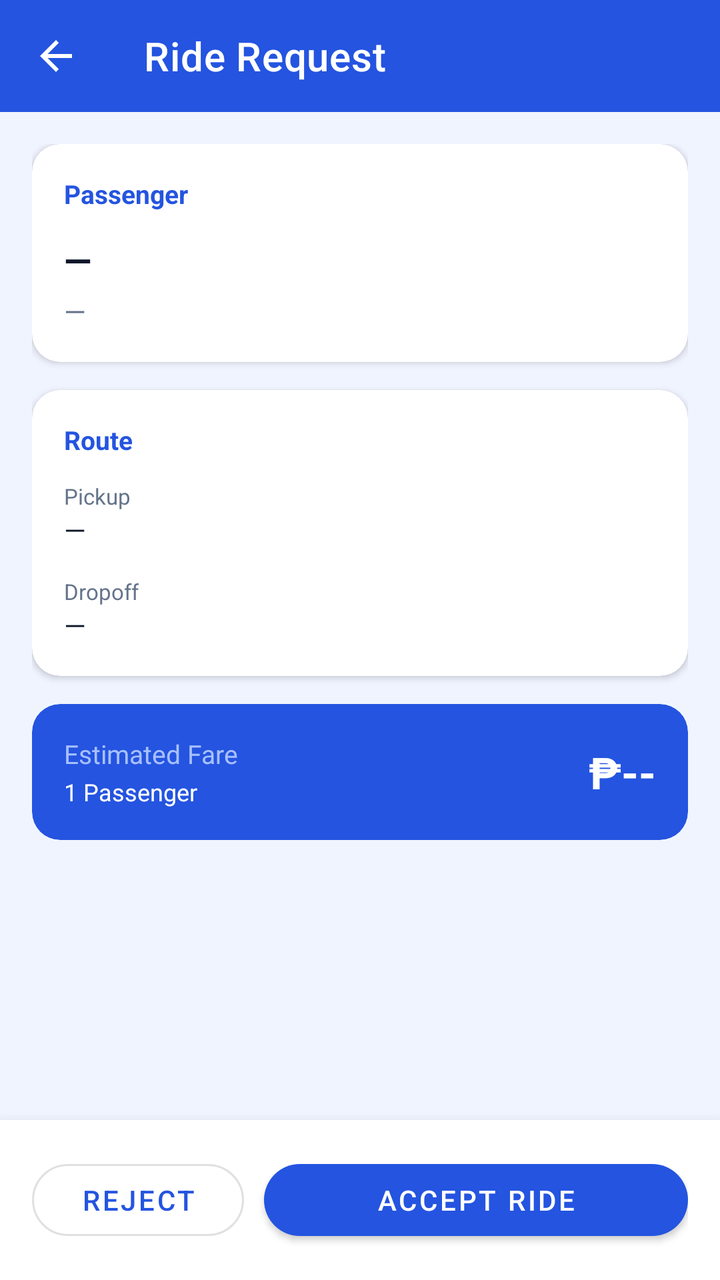
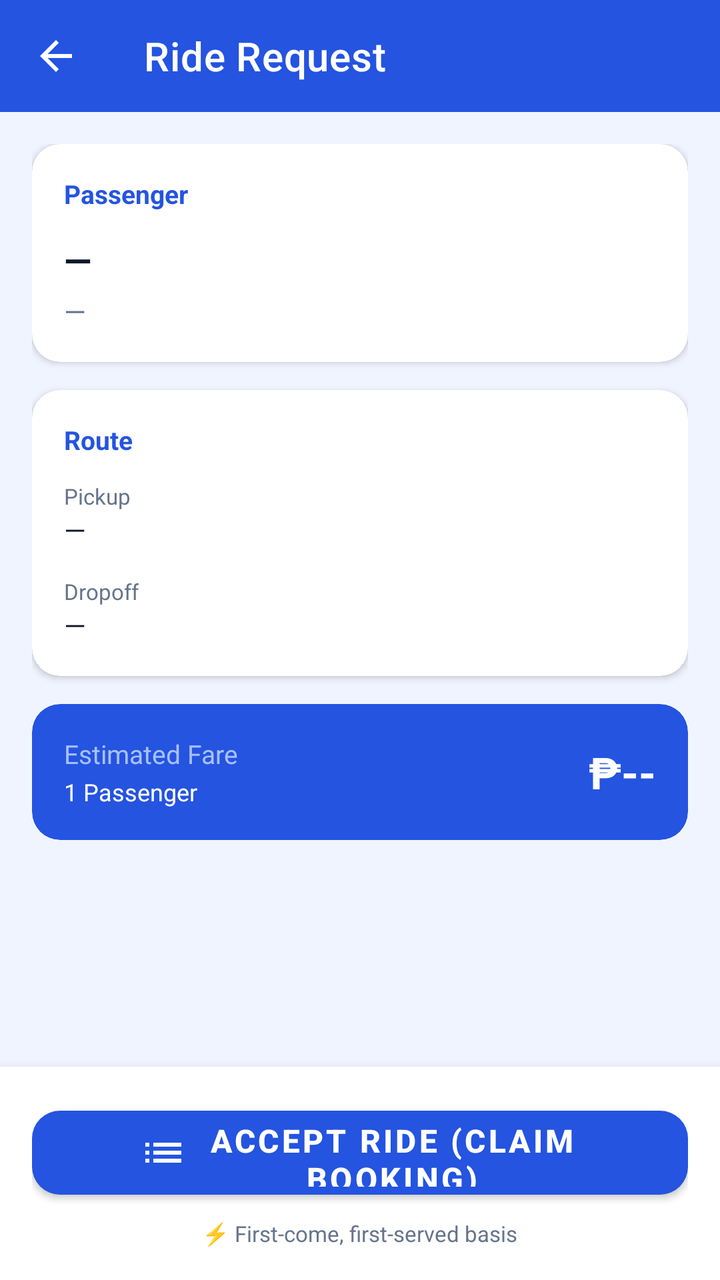

Before-and-after screenshots of an Android layout around one commit, followed by the original layout XML and the change that was made.
<!-- AndroidManifest.xml: application theme Theme.PiatMoveDriver -->
<!-- res/layout/activity_ride_request.xml -->
<?xml version="1.0" encoding="utf-8"?>
<LinearLayout xmlns:android="http://schemas.android.com/apk/res/android"
    xmlns:app="http://schemas.android.com/apk/res-auto"
    android:layout_width="match_parent"
    android:layout_height="match_parent"
    android:orientation="vertical"
    android:background="@color/colorBackground">

    <com.google.android.material.appbar.AppBarLayout
        android:layout_width="match_parent"
        android:layout_height="wrap_content">
        <com.google.android.material.appbar.MaterialToolbar
            android:id="@+id/toolbar"
            android:layout_width="match_parent"
            android:layout_height="?attr/actionBarSize"
            android:background="@color/colorPrimary"
            app:navigationIcon="@drawable/ic_back"
            app:title="@string/ride_request_title"
            app:titleTextColor="@color/white" />
    </com.google.android.material.appbar.AppBarLayout>

    <ScrollView
        android:layout_width="match_parent"
        android:layout_height="0dp"
        android:layout_weight="1">

        <LinearLayout
            android:layout_width="match_parent"
            android:layout_height="wrap_content"
            android:orientation="vertical"
            android:padding="16dp">

            
            <com.google.android.material.card.MaterialCardView
                android:layout_width="match_parent"
                android:layout_height="wrap_content"
                android:layout_marginBottom="14dp"
                app:cardCornerRadius="14dp"
                app:cardElevation="2dp">
                <LinearLayout
                    android:layout_width="match_parent"
                    android:layout_height="wrap_content"
                    android:orientation="vertical"
                    android:padding="16dp">
                    <TextView
                        android:layout_width="wrap_content"
                        android:layout_height="wrap_content"
                        android:layout_marginBottom="12dp"
                        android:text="Passenger"
                        android:textColor="@color/colorPrimary"
                        android:textSize="13sp"
                        android:textStyle="bold" />
                    <TextView
                        android:id="@+id/tvPassengerName"
                        android:layout_width="wrap_content"
                        android:layout_height="wrap_content"
                        android:text="—"
                        android:textColor="@color/black"
                        android:textSize="18sp"
                        android:textStyle="bold" />
                    <TextView
                        android:id="@+id/tvPassengerPhone"
                        android:layout_width="wrap_content"
                        android:layout_height="wrap_content"
                        android:layout_marginTop="4dp"
                        android:text="—"
                        android:textColor="@color/grey_text"
                        android:textSize="14sp" />
                </LinearLayout>
            </com.google.android.material.card.MaterialCardView>

            
            <com.google.android.material.card.MaterialCardView
                android:layout_width="match_parent"
                android:layout_height="wrap_content"
                android:layout_marginBottom="14dp"
                app:cardCornerRadius="14dp"
                app:cardElevation="2dp">
                <LinearLayout
                    android:layout_width="match_parent"
                    android:layout_height="wrap_content"
                    android:orientation="vertical"
                    android:padding="16dp">

                    <TextView
                        android:layout_width="wrap_content"
                        android:layout_height="wrap_content"
                        android:layout_marginBottom="12dp"
                        android:text="Route"
                        android:textColor="@color/colorPrimary"
                        android:textSize="13sp"
                        android:textStyle="bold" />

                    <TextView
                        android:layout_width="wrap_content"
                        android:layout_height="wrap_content"
                        android:text="@string/lbl_pickup"
                        android:textColor="@color/grey_text"
                        android:textSize="11sp" />
                    <TextView
                        android:id="@+id/tvPickup"
                        android:layout_width="match_parent"
                        android:layout_height="wrap_content"
                        android:layout_marginBottom="14dp"
                        android:text="—"
                        android:textColor="@color/black"
                        android:textSize="14sp" />

                    <TextView
                        android:layout_width="wrap_content"
                        android:layout_height="wrap_content"
                        android:text="@string/lbl_dropoff"
                        android:textColor="@color/grey_text"
                        android:textSize="11sp" />
                    <TextView
                        android:id="@+id/tvDropoff"
                        android:layout_width="match_parent"
                        android:layout_height="wrap_content"
                        android:text="—"
                        android:textColor="@color/black"
                        android:textSize="14sp" />
                </LinearLayout>
            </com.google.android.material.card.MaterialCardView>

            
            <com.google.android.material.card.MaterialCardView
                android:layout_width="match_parent"
                android:layout_height="wrap_content"
                android:layout_marginBottom="12dp"
                app:cardBackgroundColor="@color/colorPrimary"
                app:cardCornerRadius="14dp"
                app:cardElevation="0dp">
                <LinearLayout
                    android:layout_width="match_parent"
                    android:layout_height="wrap_content"
                    android:gravity="center_vertical"
                    android:orientation="horizontal"
                    android:padding="16dp">
                    <LinearLayout
                        android:layout_width="0dp"
                        android:layout_height="wrap_content"
                        android:layout_weight="1"
                        android:orientation="vertical">
                        <TextView
                            android:layout_width="wrap_content"
                            android:layout_height="wrap_content"
                            android:text="@string/lbl_fare"
                            android:textColor="@color/colorHeroSubtitle"
                            android:textSize="13sp" />
                        <TextView
                            android:id="@+id/tvFareBreakdown"
                            android:layout_width="wrap_content"
                            android:layout_height="wrap_content"
                            android:layout_marginTop="2dp"
                            android:text="1 Passenger"
                            android:textColor="@color/white"
                            android:textSize="12sp" />
                    </LinearLayout>
                    <TextView
                        android:id="@+id/tvFare"
                        android:layout_width="wrap_content"
                        android:layout_height="wrap_content"
                        android:text="₱--"
                        android:textColor="@color/white"
                        android:textSize="22sp"
                        android:textStyle="bold" />
                </LinearLayout>
            </com.google.android.material.card.MaterialCardView>

            
            <com.google.android.material.card.MaterialCardView
                android:id="@+id/cardDiscountNotice"
                android:layout_width="match_parent"
                android:layout_height="wrap_content"
                android:layout_marginBottom="24dp"
                android:visibility="gone"
                app:cardBackgroundColor="#FFFBEB"
                app:cardCornerRadius="14dp"
                app:cardElevation="0dp"
                app:strokeColor="#FCD34D"
                app:strokeWidth="1dp">
                <LinearLayout
                    android:layout_width="match_parent"
                    android:layout_height="wrap_content"
                    android:orientation="horizontal"
                    android:padding="14dp">
                    <TextView
                        android:layout_width="wrap_content"
                        android:layout_height="wrap_content"
                        android:layout_marginEnd="10dp"
                        android:text="⚠️"
                        android:textSize="18sp" />
                    <LinearLayout
                        android:layout_width="0dp"
                        android:layout_height="wrap_content"
                        android:layout_weight="1"
                        android:orientation="vertical">
                        <TextView
                            android:layout_width="wrap_content"
                            android:layout_height="wrap_content"
                            android:text="Discount ID Verification"
                            android:textColor="#B45309"
                            android:textSize="13sp"
                            android:textStyle="bold" />
                        <TextView
                            android:id="@+id/tvDiscountNotice"
                            android:layout_width="wrap_content"
                            android:layout_height="wrap_content"
                            android:layout_marginTop="2dp"
                            android:text="Passenger requested a 20% discount. Please verify their eligible ID/document upon boarding."
                            android:textColor="#92400E"
                            android:textSize="11sp" />
                    </LinearLayout>
                </LinearLayout>
            </com.google.android.material.card.MaterialCardView>

        </LinearLayout>
    </ScrollView>

    
    <LinearLayout
        android:layout_width="match_parent"
        android:layout_height="wrap_content"
        android:background="@color/colorSurface"
        android:elevation="8dp"
        android:orientation="horizontal"
        android:padding="16dp">

        <com.google.android.material.button.MaterialButton
            android:id="@+id/btnReject"
            style="@style/Widget.App.Button.Outlined"
            android:layout_width="0dp"
            android:layout_height="wrap_content"
            android:layout_marginEnd="10dp"
            android:layout_weight="1"
            android:text="@string/btn_reject" />

        <com.google.android.material.button.MaterialButton
            android:id="@+id/btnAccept"
            android:layout_width="0dp"
            android:layout_height="wrap_content"
            android:layout_weight="2"
            android:text="@string/btn_accept" />
    </LinearLayout>

    <ProgressBar
        android:id="@+id/progressBar"
        android:layout_width="wrap_content"
        android:layout_height="wrap_content"
        android:layout_gravity="center"
        android:visibility="gone" />

</LinearLayout>
<!-- resources referenced by this layout -->
<resources>
  <color name="black">#0F172A</color>
  <color name="colorBackground">#F0F4FF</color>
  <color name="colorHeroSubtitle">#A8C0FF</color>
  <color name="colorPrimary">#2454E0</color>
  <color name="colorSurface">#FFFFFF</color>
  <color name="grey_text">#64748B</color>
  <color name="white">#FFFFFF</color>
  <!-- drawable ic_back (drawable) -->
  <vector xmlns:android="http://schemas.android.com/apk/res/android"
      android:width="24dp"
      android:height="24dp"
      android:viewportWidth="24"
      android:viewportHeight="24">
      <path
          android:fillColor="@android:color/white"
          android:pathData="M20,11H7.83l5.59,-5.59L12,4l-8,8 8,8 1.41,-1.41L7.83,13H20v-2z" />
  </vector>
  <string name="btn_accept">Accept Ride</string>
  <string name="btn_reject">Reject</string>
  <string name="lbl_dropoff">Dropoff</string>
  <string name="lbl_fare">Estimated Fare</string>
  <string name="lbl_pickup">Pickup</string>
  <string name="ride_request_title">Ride Request</string>
  <style name="Widget.App.Button.Outlined" parent="Widget.MaterialComponents.Button.OutlinedButton">
          <item name="cornerRadius">24dp</item>
          <item name="android:paddingTop">4dp</item>
          <item name="android:paddingBottom">4dp</item>
          <item name="android:minHeight">48dp</item>
      </style>
  <style name="Theme.PiatMoveDriver" parent="Theme.MaterialComponents.DayNight.NoActionBar">
          <item name="colorPrimary">@color/colorPrimary</item>
          <item name="colorPrimaryVariant">@color/colorPrimaryDark</item>
          <item name="colorOnPrimary">@color/white</item>
          <item name="colorSecondary">@color/colorAccent</item>
          <item name="colorOnSecondary">@color/white</item>
          <item name="android:statusBarColor">@color/colorPrimaryDark</item>
          <item name="materialButtonStyle">@style/Widget.App.Button</item>
          <item name="materialButtonOutlinedStyle">@style/Widget.App.Button.Outlined</item>
          <item name="shapeAppearanceMediumComponent">@style/ShapeAppearance.App.MediumComponent</item>
      </style>
  <color name="colorPrimaryDark">#1D43B8</color>
  <color name="colorAccent">#12B76A</color>
  <style name="Widget.App.Button" parent="Widget.MaterialComponents.Button">
          <item name="cornerRadius">24dp</item>
          <item name="android:paddingTop">4dp</item>
          <item name="android:paddingBottom">4dp</item>
          <item name="android:minHeight">48dp</item>
      </style>
  <style name="ShapeAppearance.App.MediumComponent" parent="ShapeAppearance.MaterialComponents.MediumComponent">
          <item name="cornerSize">12dp</item>
      </style>
</resources>

<!-- the commit's change to res/layout/activity_ride_request.xml (unified diff, before → after) -->
@@ -223,24 +223,29 @@
         android:layout_height="wrap_content"
         android:background="@color/colorSurface"
         android:elevation="8dp"
-        android:orientation="horizontal"
+        android:orientation="vertical"
         android:padding="16dp">
-
-        <com.google.android.material.button.MaterialButton
-            android:id="@+id/btnReject"
-            style="@style/Widget.App.Button.Outlined"
-            android:layout_width="0dp"
-            android:layout_height="wrap_content"
-            android:layout_marginEnd="10dp"
-            android:layout_weight="1"
-            android:text="@string/btn_reject" />
 
         <com.google.android.material.button.MaterialButton
             android:id="@+id/btnAccept"
-            android:layout_width="0dp"
+            android:layout_width="match_parent"
+            android:layout_height="54dp"
+            android:text="Accept Ride (Claim Booking)"
+            android:textSize="16sp"
+            android:textStyle="bold"
+            app:cornerRadius="14dp"
+            app:icon="@drawable/ic_requests"
+            app:iconGravity="textStart"
+            app:iconPadding="8dp" />
+
+        <TextView
+            android:layout_width="wrap_content"
             android:layout_height="wrap_content"
-            android:layout_weight="2"
-            android:text="@string/btn_accept" />
+            android:layout_gravity="center"
+            android:layout_marginTop="6dp"
+            android:text="⚡ First-come, first-served basis"
+            android:textColor="@color/grey_text"
+            android:textSize="11sp" />
     </LinearLayout>
 
     <ProgressBar
<!-- resource entries referenced after the edit -->
@@ -17,8 +17,16 @@
           android:fillColor="@android:color/white"
           android:pathData="M20,11H7.83l5.59,-5.59L12,4l-8,8 8,8 1.41,-1.41L7.83,13H20v-2z" />
   </vector>
-  <string name="btn_accept">Accept Ride</string>
-  <string name="btn_reject">Reject</string>
+  <!-- drawable ic_requests (drawable) -->
+  <vector xmlns:android="http://schemas.android.com/apk/res/android"
+      android:width="24dp"
+      android:height="24dp"
+      android:viewportWidth="24"
+      android:viewportHeight="24">
+      <path
+          android:fillColor="#64748B"
+          android:pathData="M3,13h2v-2H3v2zm0,4h2v-2H3v2zm0,-8h2V7H3v2zm4,4h14v-2H7v2zm0,4h14v-2H7v2zM7,7v2h14V7H7z" />
+  </vector>
   <string name="lbl_dropoff">Dropoff</string>
   <string name="lbl_fare">Estimated Fare</string>
   <string name="lbl_pickup">Pickup</string>
